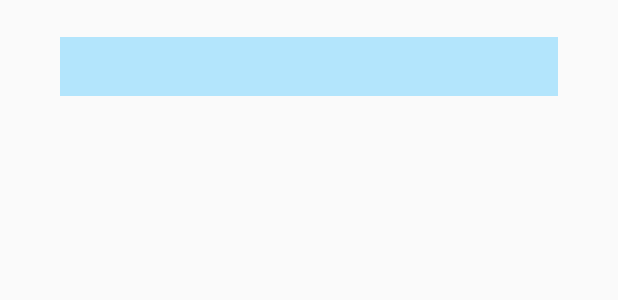
After one commit to deepanshut041/smart-sms, an Android app: the layout chat_recyclerview_item.xml on its own in the app's theme, with its tools: preview values and no code run, on a phone screen of 412 x 824 dp. The commit adds this screen. Shown: the top 300 px of the screen. Run offline under Robolectric (Android 15) with nearby library versions, the phone set to English and light mode, and no system bars.

Commit message:
Detail activity completed now working on transtion messages

```diff
--- a/app/src/main/java/com/example/deepanshutyagi/smartsms/MainActivity.java
+++ b/app/src/main/java/com/example/deepanshutyagi/smartsms/MainActivity.java
@@ -47,7 +47,4 @@ public class MainActivity extends AppCompatActivity {
         tabLayout.setupWithViewPager(mViewPager);
 
     }
-
-
-
 }
--- a/app/src/main/res/layout/activity_chat.xml
+++ b/app/src/main/res/layout/activity_chat.xml
@@ -5,5 +5,8 @@
     android:layout_width="match_parent"
     android:layout_height="match_parent"
     tools:context="com.example.deepanshutyagi.smartsms.ChatActivity">
-
+    <android.support.v7.widget.RecyclerView
+        android:layout_width="match_parent"
+        android:layout_height="match_parent"
+        android:id="@+id/chat_recyclerView"/>
 </android.support.constraint.ConstraintLayout>
--- /dev/null
+++ b/app/src/main/res/layout/chat_recyclerview_item.xml
@@ -0,0 +1,37 @@
+<?xml version="1.0" encoding="utf-8"?>
+<android.support.constraint.ConstraintLayout xmlns:android="http://schemas.android.com/apk/res/android"
+    android:layout_width="match_parent"
+    android:layout_height="wrap_content"
+    android:layout_marginTop="5dp"
+    android:layout_marginBottom="5dp"
+    xmlns:app="http://schemas.android.com/apk/res-auto">
+    <TextView
+        android:id="@+id/chat_recyclerView_time"
+        android:layout_width="wrap_content"
+        android:layout_height="wrap_content"
+        app:layout_constraintRight_toRightOf="parent"
+        app:layout_constraintLeft_toLeftOf="parent"
+        app:layout_constraintTop_toTopOf="parent"
+        />
+    <TextView
+        android:id="@+id/chat_recyclerView_body_send"
+        android:layout_width="match_parent"
+        android:layout_height="wrap_content"
+        android:background="@color/colorPrimaryLight"
+        app:layout_constraintRight_toRightOf="parent"
+        android:layout_marginLeft="40dp"
+        android:layout_marginRight="40dp"
+        android:padding="10dp"
+        app:layout_constraintTop_toBottomOf="@+id/chat_recyclerView_time" />
+
+    <TextView
+        android:visibility="gone"
+        android:id="@+id/chat_recyclerView_body_receive"
+        android:layout_width="match_parent"
+        android:layout_height="wrap_content"
+        android:background="@color/colorAccent"
+        app:layout_constraintRight_toRightOf="parent"
+        android:layout_marginRight="120dp"
+        app:layout_constraintTop_toBottomOf="@+id/chat_recyclerView_time" />
+
+</android.support.constraint.ConstraintLayout>
--- a/app/src/main/res/values/colors.xml
+++ b/app/src/main/res/values/colors.xml
@@ -2,5 +2,6 @@
 <resources>
     <color name="colorPrimary">#29B6F6</color>
     <color name="colorPrimaryDark">#0288D1</color>
+    <color name="colorPrimaryLight">#B3E5FC</color>
     <color name="colorAccent">#F5F5F5</color>
 </resources>
```
Also changed, not shown: app/src/main/java/com/example/deepanshutyagi/smartsms/ChatActivity.java (+65 -1 lines), app/src/main/java/com/example/deepanshutyagi/smartsms/adapters/ChatAddressAdapter.java (added, +69 -0 lines), app/src/main/java/com/example/deepanshutyagi/smartsms/fragments/PersonalFragment.java (+8 -6 lines).
